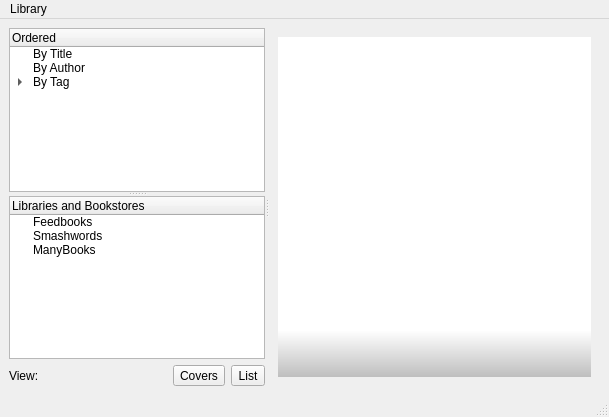
Qt form src/main.ui (chrmorais/aranduka) before a commit.
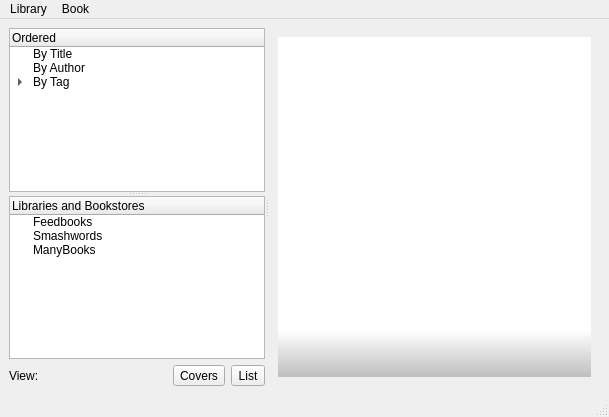
The same form after that commit.

Commit message: Added some sample actions for books

```diff
--- a/src/main.ui
+++ b/src/main.ui
@@ -214,7 +214,16 @@
     </property>
     <addaction name="actionImport_Files"/>
    </widget>
+   <widget class="QMenu" name="menuBook">
+    <property name="title">
+     <string>Book</string>
+    </property>
+    <addaction name="actionEdit_Book"/>
+    <addaction name="actionDelete_Book"/>
+    <addaction name="actionOpen_Book"/>
+   </widget>
    <addaction name="menuLibrary"/>
+   <addaction name="menuBook"/>
   </widget>
   <widget class="QStatusBar" name="statusbar"/>
   <action name="actionImport_Files">
```
Left out of the diff: 18 changed lines with no effect on the pictures. The commit also changes 2 other files.
